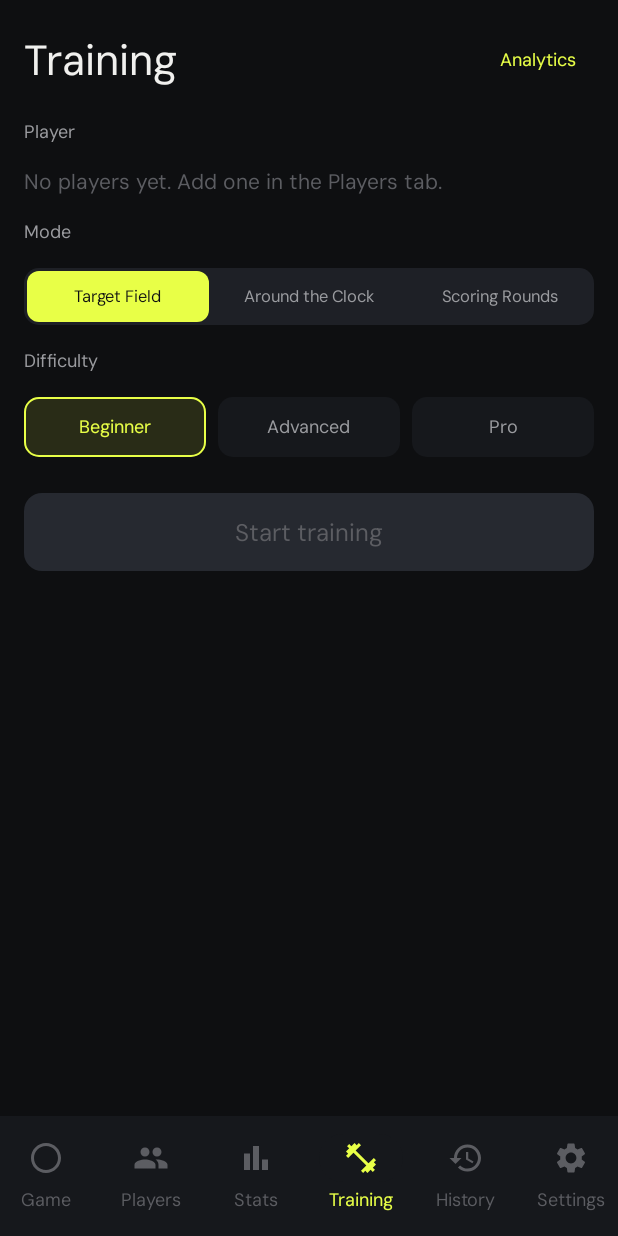
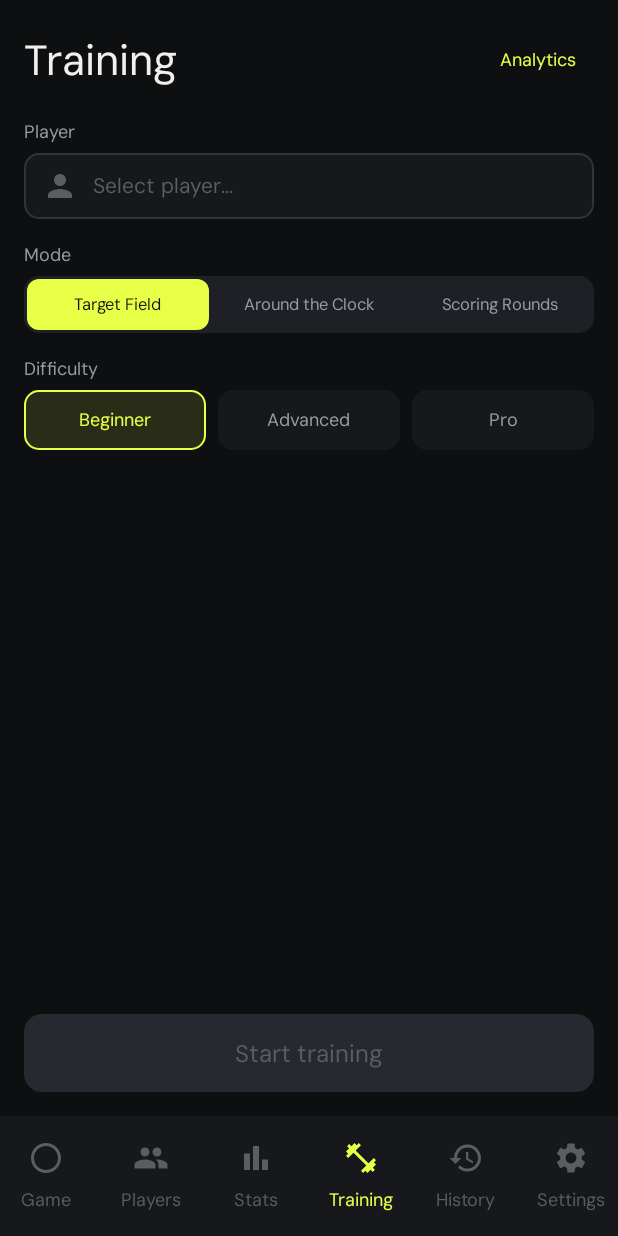
Before and after one commit to Chrausen/androiddartapp, an Android app built with Jetpack Compose: the TrainingScreen screen opened through its navigation route, on a phone screen of 412 x 824 dp. Run offline under Robolectric (Android 15) with nearby library versions, the phone set to English and light mode, and no system bars; our stand-ins replace Dagger/Hilt's generated code.

Commit message:
Replace player list with PlayerPickerSheet chip in training setup
Restructure TrainingSetupScreen from a single scrollable LazyColumn to a
fixed Column so title, mode, and difficulty are always visible. Replace the
full player list with a compact chip that opens PlayerPickerSheet (same
bottom-sheet picker used in game setup). Recent results fill remaining
space in a LazyColumn with weight(1f). Start button pinned to bottom.

https://claude.ai/code/session_01L5k9EFC71Sy6uChQd5NNqY

```diff
--- a/app/src/main/java/com/clubdarts/ui/training/TrainingSetupScreen.kt
+++ b/app/src/main/java/com/clubdarts/ui/training/TrainingSetupScreen.kt
@@ -6,26 +6,24 @@ import androidx.compose.foundation.clickable
 import androidx.compose.foundation.layout.*
 import androidx.compose.foundation.lazy.LazyColumn
 import androidx.compose.foundation.lazy.items
-import androidx.compose.foundation.shape.CircleShape
 import androidx.compose.foundation.shape.RoundedCornerShape
 import androidx.compose.material.icons.Icons
-import androidx.compose.material.icons.filled.CheckCircle
+import androidx.compose.material.icons.filled.Person
 import androidx.compose.material3.*
 import androidx.compose.runtime.*
 import androidx.compose.ui.Alignment
 import androidx.compose.ui.Modifier
-import androidx.compose.ui.draw.clip
 import androidx.compose.ui.graphics.Color
 import androidx.compose.ui.res.stringResource
 import androidx.compose.ui.text.font.FontWeight
 import androidx.compose.ui.unit.dp
 import androidx.compose.ui.unit.sp
 import com.clubdarts.R
-import com.clubdarts.data.model.Player
 import com.clubdarts.data.model.TrainingDifficulty
 import com.clubdarts.data.model.TrainingMode
 import com.clubdarts.data.model.TrainingSession
 import com.clubdarts.ui.game.components.PlayerAvatar
+import com.clubdarts.ui.game.components.PlayerPickerSheet
 import com.clubdarts.ui.theme.*
 import java.text.SimpleDateFormat
 import java.util.*
@@ -33,23 +31,24 @@ import java.util.*
 @Composable
 fun TrainingSetupScreen(
     uiState: TrainingUiState,
-    onSelectPlayer: (Player?) -> Unit,
+    onSelectPlayer: (com.clubdarts.data.model.Player?) -> Unit,
     onSelectMode: (TrainingMode) -> Unit,
     onSelectDifficulty: (TrainingDifficulty) -> Unit,
     onStart: () -> Unit,
     onOpenHeatmap: () -> Unit
 ) {
     val dateFormat = remember { SimpleDateFormat("dd.MM.yy", Locale.getDefault()) }
+    var showPlayerPicker by remember { mutableStateOf(false) }
 
-    LazyColumn(
+    Column(
         modifier = Modifier
             .fillMaxSize()
             .background(Background)
-            .padding(horizontal = 16.dp),
-        contentPadding = PaddingValues(vertical = 16.dp),
-        verticalArrangement = Arrangement.spacedBy(16.dp)
+            .padding(horizontal = 16.dp)
     ) {
-        item {
+        Spacer(Modifier.height(16.dp))
+
+        // Header
         Row(
             modifier = Modifier.fillMaxWidth(),
             horizontalArrangement = Arrangement.SpaceBetween,
@@ -68,76 +67,73 @@ fun TrainingSetupScreen(
                 )
             }
         }
-        }
+
+        Spacer(Modifier.height(16.dp))
 
         // Player selection
-        item {
         Text(
             text = stringResource(R.string.training_player),
             style = MaterialTheme.typography.labelMedium,
             color = TextSecondary
         )
-        }
-        item {
-            PlayerSelectionRow(
-                players = uiState.players,
-                selectedPlayer = uiState.selectedPlayer,
-                onSelectPlayer = onSelectPlayer
+        Spacer(Modifier.height(6.dp))
+        PlayerChip(
+            selectedName = uiState.selectedPlayer?.name,
+            onClick = { showPlayerPicker = true }
         )
-        }
+
+        Spacer(Modifier.height(16.dp))
 
         // Mode selection
-        item {
         Text(
             text = stringResource(R.string.training_mode),
             style = MaterialTheme.typography.labelMedium,
             color = TextSecondary
         )
-        }
-        item {
-            ModeSelector(
-                selected = uiState.mode,
-                onSelect = onSelectMode
-            )
-        }
+        Spacer(Modifier.height(6.dp))
+        ModeSelector(selected = uiState.mode, onSelect = onSelectMode)
+
+        Spacer(Modifier.height(16.dp))
 
         // Difficulty selection
-        item {
         Text(
             text = stringResource(R.string.training_difficulty),
             style = MaterialTheme.typography.labelMedium,
             color = TextSecondary
         )
-        }
-        item {
-            DifficultySelector(
-                selected = uiState.difficulty,
-                onSelect = onSelectDifficulty
-            )
-        }
+        Spacer(Modifier.height(6.dp))
+        DifficultySelector(selected = uiState.difficulty, onSelect = onSelectDifficulty)
 
-        // Recent results
+        Spacer(Modifier.height(16.dp))
+
+        // Recent results — scrollable, fills remaining space
         if (uiState.selectedPlayer != null && uiState.recentResults.isNotEmpty()) {
-            item {
             Text(
                 text = stringResource(R.string.training_recent_results),
                 style = MaterialTheme.typography.labelMedium,
                 color = TextSecondary
             )
-            }
+            Spacer(Modifier.height(6.dp))
+            LazyColumn(
+                modifier = Modifier.weight(1f),
+                verticalArrangement = Arrangement.spacedBy(8.dp)
+            ) {
                 items(uiState.recentResults) { session ->
                     RecentResultRow(session = session, mode = uiState.mode, dateFormat = dateFormat)
                 }
+                item { Spacer(Modifier.height(4.dp)) }
+            }
+        } else {
+            Spacer(Modifier.weight(1f))
         }
 
-        // Start button
-        item {
-            Spacer(Modifier.height(8.dp))
+        // Start button pinned at bottom
         Button(
             onClick = onStart,
             enabled = uiState.selectedPlayer != null,
             modifier = Modifier
                 .fillMaxWidth()
+                .padding(bottom = 16.dp)
                 .height(52.dp),
             colors = ButtonDefaults.buttonColors(
                 containerColor = Accent,
@@ -154,59 +150,70 @@ fun TrainingSetupScreen(
             )
         }
     }
+
+    if (showPlayerPicker) {
+        PlayerPickerSheet(
+            allPlayers = uiState.players,
+            recentPlayers = emptyList(),
+            selectedPlayerIds = setOfNotNull(uiState.selectedPlayer?.id),
+            onPlayerSelected = { player ->
+                onSelectPlayer(player)
+                showPlayerPicker = false
+            },
+            onDismiss = { showPlayerPicker = false }
+        )
     }
 }
 
 @Composable
-private fun PlayerSelectionRow(
-    players: List<Player>,
-    selectedPlayer: Player?,
-    onSelectPlayer: (Player?) -> Unit
+private fun PlayerChip(
+    selectedName: String?,
+    onClick: () -> Unit
 ) {
-    if (players.isEmpty()) {
-        Text(
-            text = stringResource(R.string.training_no_players),
-            style = MaterialTheme.typography.bodyMedium,
-            color = TextTertiary
-        )
-        return
-    }
-    Column(verticalArrangement = Arrangement.spacedBy(8.dp)) {
-        players.forEach { player ->
-            val isSelected = player.id == selectedPlayer?.id
     Row(
         modifier = Modifier
             .fillMaxWidth()
             .background(
-                        color = if (isSelected) AccentDim else Surface,
+                color = if (selectedName != null) AccentDim else Surface,
                 shape = RoundedCornerShape(10.dp)
             )
             .border(
-                        width = if (isSelected) 1.dp else 0.dp,
-                        color = if (isSelected) Accent else Color.Transparent,
+                width = 1.dp,
+                color = if (selectedName != null) Accent else Border2,
                 shape = RoundedCornerShape(10.dp)
             )
-                    .clickable { onSelectPlayer(if (isSelected) null else player) }
+            .clickable(onClick = onClick)
             .padding(horizontal = 12.dp, vertical = 10.dp),
         verticalAlignment = Alignment.CenterVertically
     ) {
-                PlayerAvatar(name = player.name, size = 36.dp)
-                Spacer(Modifier.width(12.dp))
+        if (selectedName != null) {
+            PlayerAvatar(name = selectedName, size = 32.dp)
+            Spacer(Modifier.width(10.dp))
             Text(
-                    text = player.name,
+                text = selectedName,
                 style = MaterialTheme.typography.bodyMedium,
                 color = TextPrimary,
                 modifier = Modifier.weight(1f)
             )
-                if (isSelected) {
+            Text(
+                text = stringResource(R.string.training_change_player),
+                style = MaterialTheme.typography.labelSmall,
+                color = Accent
+            )
+        } else {
             Icon(
-                        imageVector = Icons.Default.CheckCircle,
+                imageVector = Icons.Default.Person,
                 contentDescription = null,
-                        tint = Accent,
-                        modifier = Modifier.size(20.dp)
+                tint = TextTertiary,
+                modifier = Modifier.size(24.dp)
             )
-                }
-            }
+            Spacer(Modifier.width(10.dp))
+            Text(
+                text = stringResource(R.string.training_select_player),
+                style = MaterialTheme.typography.bodyMedium,
+                color = TextTertiary,
+                modifier = Modifier.weight(1f)
+            )
         }
     }
 }
@@ -257,9 +264,9 @@ private fun DifficultySelector(
     onSelect: (TrainingDifficulty) -> Unit
 ) {
     val difficulties = listOf(
-        TrainingDifficulty.BEGINNER    to R.string.training_difficulty_beginner,
+        TrainingDifficulty.BEGINNER     to R.string.training_difficulty_beginner,
         TrainingDifficulty.INTERMEDIATE to R.string.training_difficulty_intermediate,
-        TrainingDifficulty.PRO         to R.string.training_difficulty_pro
+        TrainingDifficulty.PRO          to R.string.training_difficulty_pro
     )
     Row(horizontalArrangement = Arrangement.spacedBy(8.dp)) {
         difficulties.forEach { (diff, labelRes) ->
--- a/app/src/main/res/values/strings.xml
+++ b/app/src/main/res/values/strings.xml
@@ -192,6 +192,8 @@
     <string name="training_difficulty_intermediate">Advanced</string>
     <string name="training_difficulty_pro">Pro</string>
     <string name="training_recent_results">Recent results</string>
+    <string name="training_select_player">Select player…</string>
+    <string name="training_change_player">Change</string>
     <string name="training_start">Start training</string>
     <string name="training_target">Target</string>
     <string name="training_misses_on_target">%1$d miss(es) on this target</string>
```
Lines whose indentation alone changed are shown as unchanged.
